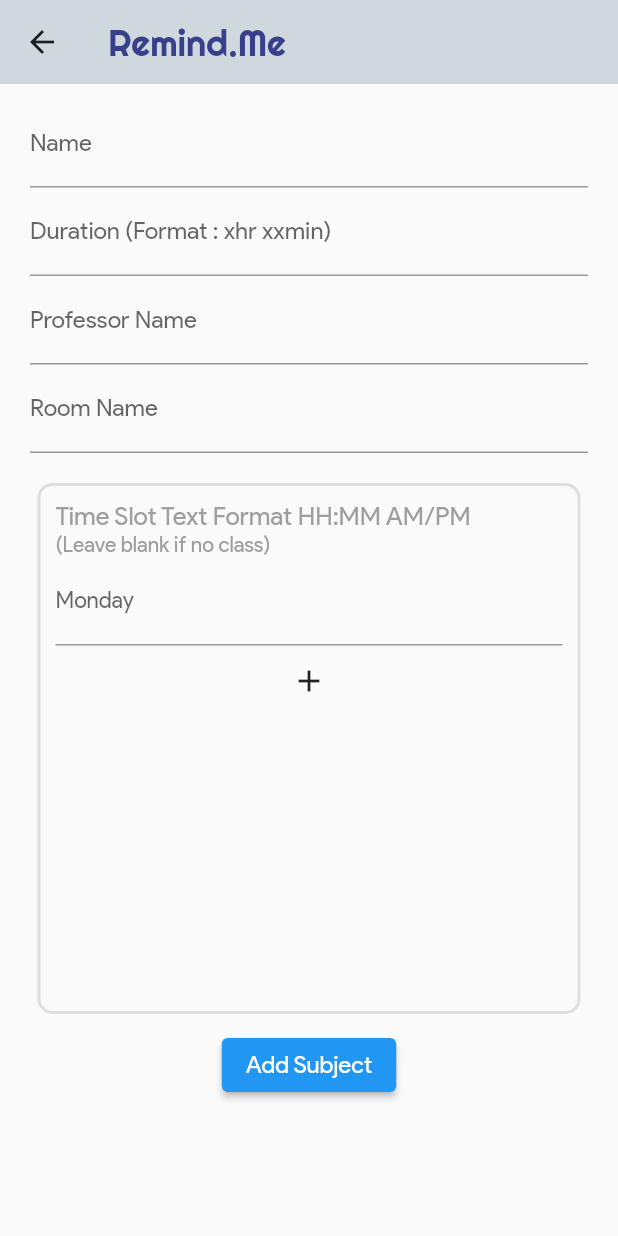
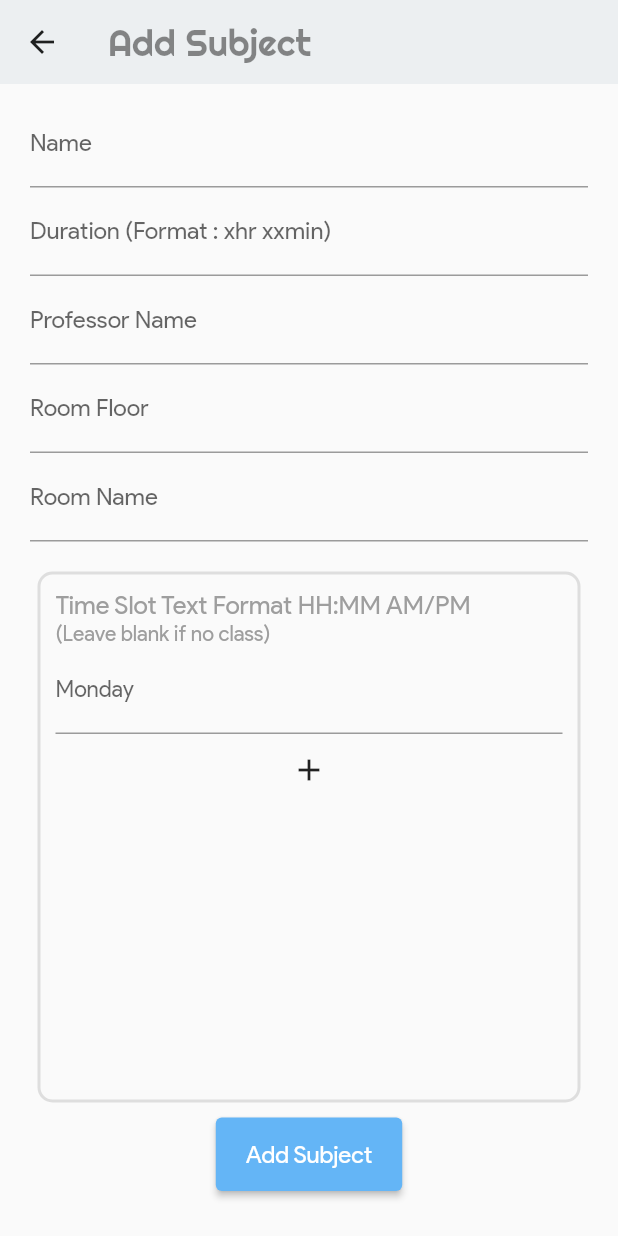
Before and after one commit to RoshanJose7/remind_me, a Flutter app: the MainApp screen opened directly, item 2 of the bottom bar chosen, after a tap on the "add" icon, on a phone screen of 412 x 824 dp. Run offline on Flutter 3.47's test engine with Material 2 defaults, Android fonts, the phone set to English and light mode, and no system bars; our stand-ins replace liquid_swipe.

Commit message:
Fix: Home Page UI bugs Fix: Add Subject Page validation Add: TabBar Navigation Animation

```diff
--- a/lib/MainApp.dart
+++ b/lib/MainApp.dart
@@ -1,4 +1,5 @@
 import 'package:flutter/material.dart';
+import 'package:animations/animations.dart';
 
 import 'package:remind_me/pages/Home.dart';
 import 'package:remind_me/pages/Calender.dart';
@@ -23,6 +24,14 @@ class _MainAppState extends State<MainApp> {
   void dispose() {
     super.dispose();
   }
+
+  List _pages = [
+    HomePage(),
+    AllSubjects(),
+    AssignmentsPage(),
+    CalenderPage(),
+    ProfilePage(),
+  ];
 
   @override
   Widget build(BuildContext context) {
@@ -63,13 +72,17 @@ class _MainAppState extends State<MainApp> {
           ),
         ],
       ),
-      body: [
-        HomePage(),
-        AllSubjects(),
-        AssignmentsPage(),
-        CalenderPage(),
-        ProfilePage(),
-      ][_selectedItemIndex],
+      body: PageTransitionSwitcher(
+        transitionBuilder: (child, primaryAnimation, secondaryAnimation) {
+          return SharedAxisTransition(
+            animation: primaryAnimation,
+            secondaryAnimation: secondaryAnimation,
+            transitionType: SharedAxisTransitionType.scaled,
+            child: child,
+          );
+        },
+        child: _pages[_selectedItemIndex],
+      ),
     );
   }
 }
--- a/lib/components/ClassCard.dart
+++ b/lib/components/ClassCard.dart
@@ -18,7 +18,6 @@ class ClassCard extends StatelessWidget {
   Widget build(BuildContext context) {
     return Container(
       padding: EdgeInsets.all(10),
-      width: double.infinity,
       decoration: BoxDecoration(
         color: Color(0xFFF9F9FC),
         borderRadius: BorderRadius.circular(10),
--- a/lib/pages/AddSubject.dart
+++ b/lib/pages/AddSubject.dart
@@ -16,6 +16,7 @@ class _AddSubjectState extends State<AddSubject> {
   String _subName = "";
   String _duration = "";
   String _professorName = "";
+  String _roomFloor = "";
   String _roomName = "";
   List _timeSlots = [];
 
@@ -55,6 +56,18 @@ class _AddSubjectState extends State<AddSubject> {
     );
   }
 
+  Widget _buildRoomFloorField() {
+    return TextFormField(
+      decoration: InputDecoration(labelText: "Room Floor"),
+      validator: (String? val) {
+        if (val!.isEmpty) return "Provide a valid Input";
+      },
+      onSaved: (String? val) {
+        _roomFloor = val!;
+      },
+    );
+  }
+
   Widget _buildRoomNameField() {
     return TextFormField(
       decoration: InputDecoration(labelText: "Room Name"),
@@ -89,16 +102,16 @@ class _AddSubjectState extends State<AddSubject> {
 
     return Scaffold(
       appBar: AppBar(
-        backgroundColor: Colors.blueGrey[100],
+        backgroundColor: Colors.blueGrey[50],
         elevation: 0.0,
         actionsIconTheme: Theme.of(context).accentIconTheme,
         iconTheme: Theme.of(context).iconTheme,
         title: Text(
-          "Remind.Me",
+          "Add Subject",
           style: TextStyle(
             fontFamily: "Righteous",
             fontSize: 24,
-            color: Theme.of(context).accentColor,
+            color: Colors.black45,
           ),
         ),
       ),
@@ -113,6 +126,7 @@ class _AddSubjectState extends State<AddSubject> {
               _buildSubNameField(),
               _buildDurationField(),
               _buildProfessorNameField(),
+              _buildRoomFloorField(),
               _buildRoomNameField(),
               Container(
                 width: width - 50,
@@ -148,9 +162,11 @@ class _AddSubjectState extends State<AddSubject> {
                       IconButton(
                         icon: Icon(Icons.add),
                         onPressed: () {
-                            setState(() {
+                          setState(
+                            () {
                               count++;
-                            });
+                            },
+                          );
                         },
                       ),
                   ],
@@ -169,13 +185,17 @@ class _AddSubjectState extends State<AddSubject> {
                     duration: _duration,
                     subjectName: _subName,
                     professorName: _professorName,
-                      roomName: _roomName,
+                    roomName: "$_roomName:$_roomFloor",
                     timeSlots: _timeSlots,
                   );
 
                   widget.callback(sub: sub);
                   Navigator.of(context).pop();
                 },
+                style: ElevatedButton.styleFrom(
+                  padding: EdgeInsets.symmetric(vertical: 15, horizontal: 20),
+                  primary: Colors.blue[300],
+                ),
                 child: Text(
                   "Add Subject",
                   style: TextStyle(
@@ -186,7 +206,8 @@ class _AddSubjectState extends State<AddSubject> {
               )
             ],
           ),
-          )),
+        ),
+      ),
     );
   }
 }
--- a/lib/pages/AllSubjects.dart
+++ b/lib/pages/AllSubjects.dart
@@ -77,7 +77,7 @@ class _AllSubjectsState extends State<AllSubjects> {
           ),
           Positioned(
             top: 120,
-            bottom: 3,
+            bottom: 0,
             child: Container(
               padding: EdgeInsets.only(top: 20, bottom: 10),
               width: width,
@@ -102,7 +102,8 @@ class _AllSubjectsState extends State<AllSubjects> {
                       subName: Global.allSubjects[idx].subjectName,
                       timeSlots: Global.allSubjects[idx].timeSlots,
                     );
-                    },),
+                  },
+                ),
               ),
             ),
           ),
--- a/lib/pages/Calender.dart
+++ b/lib/pages/Calender.dart
@@ -111,7 +111,7 @@ class _CalenderPageState extends State<CalenderPage> {
           ),
           Positioned(
             top: 100,
-            bottom: 3,
+            bottom: 0,
             child: Container(
               padding: EdgeInsets.only(
                 top: 15,
--- a/lib/pages/Home.dart
+++ b/lib/pages/Home.dart
@@ -70,7 +70,7 @@ class _HomePageState extends State<HomePage> {
                   ),
                 ),
                 Container(
-                  margin: EdgeInsets.only(top: height * 0.03),
+                  margin: EdgeInsets.only(top: 20),
                   child: Row(
                     mainAxisAlignment: MainAxisAlignment.start,
                     crossAxisAlignment: CrossAxisAlignment.start,
@@ -133,7 +133,7 @@ class _HomePageState extends State<HomePage> {
           ),
           Positioned(
             top: 180,
-            bottom: 3,
+            bottom: 0,
             child: Container(
               padding: EdgeInsets.symmetric(
                 horizontal: 20,
@@ -145,15 +145,15 @@ class _HomePageState extends State<HomePage> {
                 color: Colors.white,
                 borderRadius: BorderRadius.circular(30),
               ),
-              child: SingleChildScrollView(
-                child: Container(
-                  height: 470,
-                  width: double.infinity,
               child: Column(
                 children: [
                   Expanded(
-                        flex: 1,
-                        child: Row(
+                    child: Container(
+                      width: double.infinity,
+                      child: Column(
+                        mainAxisAlignment: MainAxisAlignment.center,
+                        children: [
+                          Row(
                             mainAxisAlignment: MainAxisAlignment.spaceBetween,
                             children: [
                               Row(
@@ -184,9 +184,7 @@ class _HomePageState extends State<HomePage> {
                               ),
                             ],
                           ),
-                      ),
                           Expanded(
-                        flex: CalenderPage.classesToday.length < 2 ? 5 : 7,
                             child: Container(
                               width: double.infinity,
                               padding: EdgeInsets.symmetric(vertical: 10),
@@ -206,7 +204,8 @@ class _HomePageState extends State<HomePage> {
                                           CalenderPage.classesToday.length <= 2
                                               ? CalenderPage.classesToday.length
                                               : 2,
-                                  itemBuilder: (BuildContext context, int idx) {
+                                      itemBuilder:
+                                          (BuildContext context, int idx) {
                                         return ClassCard(
                                           time: CalenderPage
                                                   .classesToday[idx].timeSlots[
@@ -222,10 +221,7 @@ class _HomePageState extends State<HomePage> {
                                     ),
                             ),
                           ),
-                      // Your Tasks
-                      Expanded(
-                        flex: 1,
-                        child: Container(
+                          Container(
                             padding: EdgeInsets.only(bottom: 10),
                             child: Row(
                               mainAxisAlignment: MainAxisAlignment.spaceBetween,
@@ -259,10 +255,8 @@ class _HomePageState extends State<HomePage> {
                               ],
                             ),
                           ),
-                      ),
-                      Expanded(
-                        flex: 3,
-                        child: Container(
+                          Container(
+                            height: 120,
                             child: Global.tasks.length == 0
                                 ? Center(
                                     child: Text(
@@ -277,7 +271,8 @@ class _HomePageState extends State<HomePage> {
                                 : ListView.builder(
                                     scrollDirection: Axis.horizontal,
                                     itemCount: Global.tasks.length,
-                                  itemBuilder: (BuildContext context, int idx) {
+                                    itemBuilder:
+                                        (BuildContext context, int idx) {
                                       return TaskCard(
                                         days: Global.tasks[idx]['days'],
                                         subjectName: Global.tasks[idx]
@@ -286,10 +281,11 @@ class _HomePageState extends State<HomePage> {
                                     },
                                   ),
                           ),
-                      ),
                         ],
                       ),
                     ),
+                  ),
+                ],
               ),
             ),
           ),
--- a/lib/pages/ProfilePage.dart
+++ b/lib/pages/ProfilePage.dart
@@ -72,7 +72,7 @@ class _ProfilePageState extends State<ProfilePage> {
           ),
           Positioned(
             top: 170,
-            bottom: 3,
+            bottom: 0,
             child: Container(
               height: height - 230,
               width: width,
```
Lines whose indentation alone changed are shown as unchanged.
